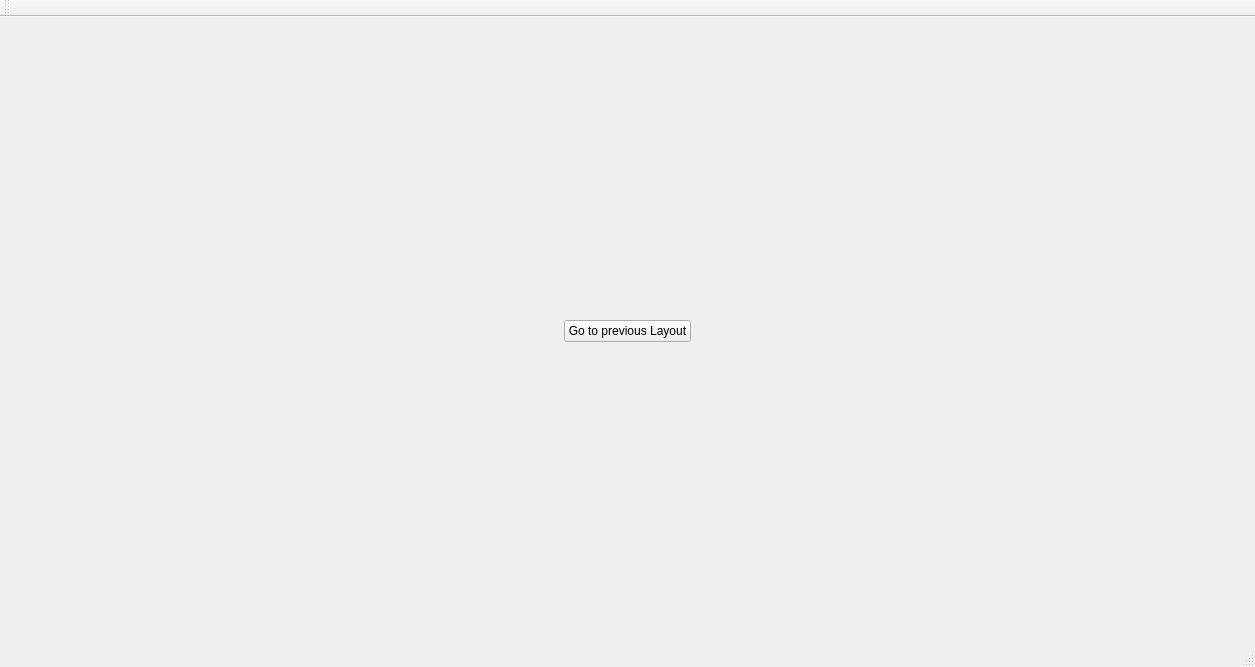
Before: the Qt Designer form GameProject/gamewindow.ui in ltuijnder/GameProject, drawn with Qt 5.
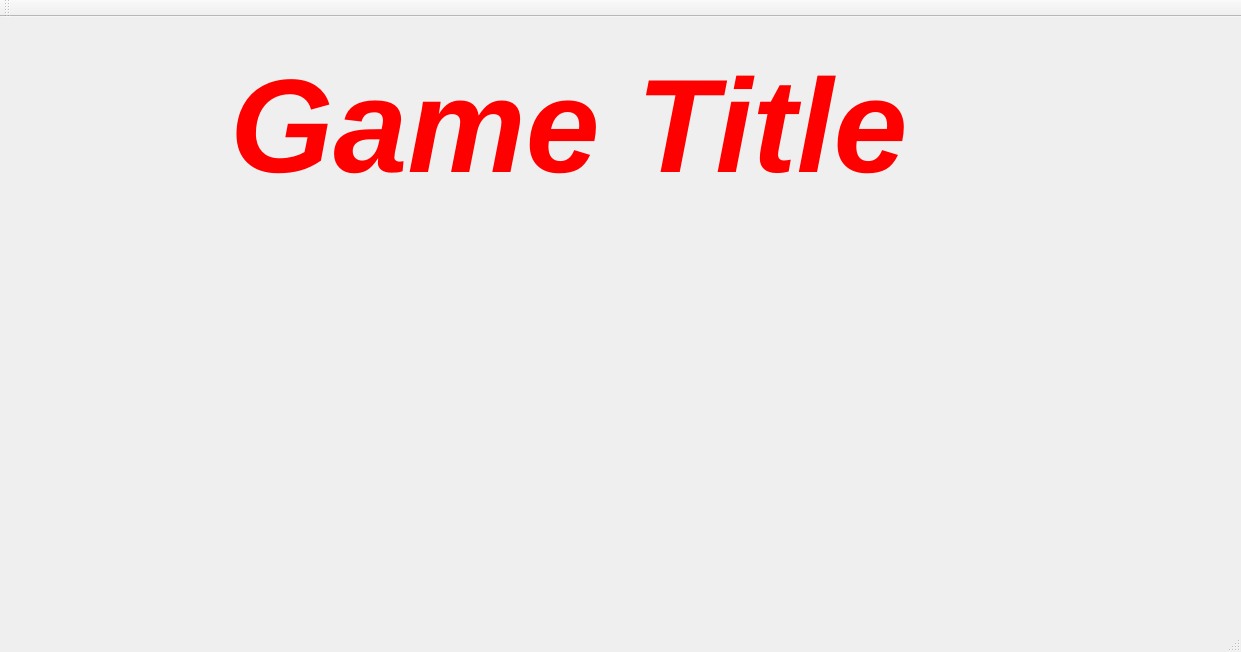
After: the same form once the commit is applied. The open tabs and pages were chosen to show the change.

Diff of the .ui file:
```diff
--- a/GameProject/gamewindow.ui
+++ b/GameProject/gamewindow.ui
@@ -6,8 +6,8 @@
    <rect>
     <x>0</x>
     <y>0</y>
-    <width>1255</width>
-    <height>667</height>
+    <width>1241</width>
+    <height>652</height>
    </rect>
   </property>
   <property name="sizePolicy">
@@ -23,144 +23,19 @@
    <property name="enabled">
     <bool>true</bool>
    </property>
-   <layout class="QHBoxLayout" name="horizontalLayout">
-    <item>
-     <widget class="QStackedWidget" name="stackedWidget">
-      <widget class="QWidget" name="page">
-       <layout class="QHBoxLayout" name="horizontalLayout_2">
-        <item>
-         <spacer name="horizontalSpacer">
-          <property name="orientation">
-           <enum>Qt::Horizontal</enum>
-          </property>
-          <property name="sizeHint" stdset="0">
-           <size>
-            <width>550</width>
-            <height>20</height>
-           </size>
-          </property>
-         </spacer>
-        </item>
-        <item>
-         <widget class="QPushButton" name="pushButton">
-          <property name="text">
-           <string>GoToNextPage</string>
-          </property>
-         </widget>
-        </item>
-        <item>
-         <spacer name="horizontalSpacer_2">
-          <property name="orientation">
-           <enum>Qt::Horizontal</enum>
-          </property>
-          <property name="sizeHint" stdset="0">
-           <size>
-            <width>549</width>
-            <height>20</height>
-           </size>
-          </property>
-         </spacer>
-        </item>
-       </layout>
-      </widget>
-      <widget class="QWidget" name="page_2">
-       <layout class="QHBoxLayout" name="horizontalLayout_3">
-        <item>
-         <spacer name="horizontalSpacer_5">
-          <property name="orientation">
-           <enum>Qt::Horizontal</enum>
-          </property>
-          <property name="sizeHint" stdset="0">
-           <size>
-            <width>40</width>
-            <height>20</height>
-           </size>
-          </property>
-         </spacer>
-        </item>
-        <item>
-         <spacer name="horizontalSpacer_10">
-          <property name="orientation">
-           <enum>Qt::Horizontal</enum>
-          </property>
-          <property name="sizeHint" stdset="0">
-           <size>
-            <width>40</width>
-            <height>20</height>
-           </size>
-          </property>
-         </spacer>
-        </item>
-        <item>
-         <spacer name="horizontalSpacer_6">
-          <property name="orientation">
-           <enum>Qt::Horizontal</enum>
-          </property>
-          <property name="sizeHint" stdset="0">
-           <size>
-            <width>40</width>
-            <height>20</height>
-           </size>
-          </property>
-         </spacer>
-        </item>
-        <item>
-         <widget class="QPushButton" name="pushButton_2">
-          <property name="sizePolicy">
-           <sizepolicy hsizetype="Minimum" vsizetype="Fixed">
-            <horstretch>0</horstretch>
-            <verstretch>0</verstretch>
-           </sizepolicy>
-          </property>
-          <property name="text">
-           <string>Go to previous Layout</string>
-          </property>
-         </widget>
-        </item>
-        <item>
-         <spacer name="horizontalSpacer_7">
-          <property name="orientation">
-           <enum>Qt::Horizontal</enum>
-          </property>
-          <property name="sizeHint" stdset="0">
-           <size>
-            <width>40</width>
-            <height>20</height>
-           </size>
-          </property>
-         </spacer>
-        </item>
-        <item>
-         <spacer name="horizontalSpacer_8">
-          <property name="orientation">
-           <enum>Qt::Horizontal</enum>
-          </property>
-          <property name="sizeHint" stdset="0">
-           <size>
-            <width>40</width>
-            <height>20</height>
-           </size>
-          </property>
-         </spacer>
-        </item>
-        <item>
-         <spacer name="horizontalSpacer_4">
-          <property name="orientation">
-           <enum>Qt::Horizontal</enum>
-          </property>
-          <property name="sizeHint" stdset="0">
-           <size>
-            <width>49</width>
-            <height>20</height>
-           </size>
-          </property>
-         </spacer>
-        </item>
-       </layout>
-      </widget>
-     </widget>
-    </item>
-   </layout>
+   <widget class="QLabel" name="GameTitle">
+    <property name="geometry">
+     <rect>
+      <x>230</x>
+      <y>30</y>
+      <width>741</width>
+      <height>161</height>
+     </rect>
+    </property>
+    <property name="text">
+     <string>&lt;html&gt;&lt;head/&gt;&lt;body&gt;&lt;p&gt;&lt;span style=&quot; font-size:100pt; font-weight:600; font-style:italic; color:#ff0000;&quot;&gt;Game Title&lt;/span&gt;&lt;/p&gt;&lt;/body&gt;&lt;/html&gt;</string>
+    </property>
+   </widget>
   </widget>
   <widget class="QMenuBar" name="menuBar">
    <property name="geometry">
```
Left out of the diff: 40 changed lines with no effect on the pictures.
